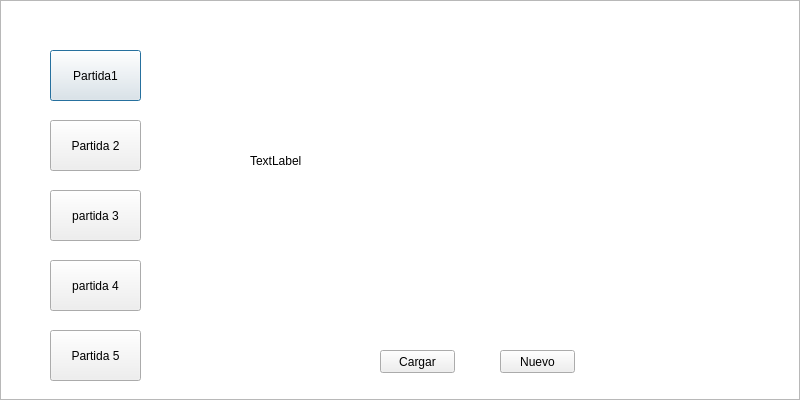
This is inicio.ui in SantiagoTadio/SpaceOdissey2 as Qt 5 draws it before an edit. The edited form follows.
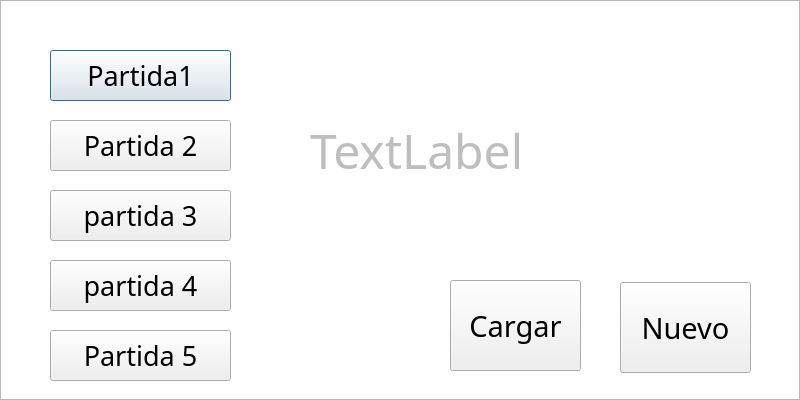
This is the edited form.

The edit to the form file:
```diff
--- a/inicio.ui
+++ b/inicio.ui
@@ -26,12 +26,55 @@
   <widget class="QLabel" name="label">
    <property name="geometry">
     <rect>
-     <x>250</x>
-     <y>90</y>
-     <width>351</width>
-     <height>141</height>
+     <x>310</x>
+     <y>50</y>
+     <width>431</width>
+     <height>201</height>
     </rect>
    </property>
+   <property name="palette">
+    <palette>
+     <active>
+      <colorrole role="WindowText">
+       <brush brushstyle="SolidPattern">
+        <color alpha="255">
+         <red>190</red>
+         <green>190</green>
+         <blue>190</blue>
+        </color>
+       </brush>
+      </colorrole>
+     </active>
+     <inactive>
+      <colorrole role="WindowText">
+       <brush brushstyle="SolidPattern">
+        <color alpha="255">
+         <red>190</red>
+         <green>190</green>
+         <blue>190</blue>
+        </color>
+       </brush>
+      </colorrole>
+     </inactive>
+     <disabled>
+      <colorrole role="WindowText">
+       <brush brushstyle="SolidPattern">
+        <color alpha="255">
+         <red>120</red>
+         <green>120</green>
+         <blue>120</blue>
+        </color>
+       </brush>
+      </colorrole>
+     </disabled>
+    </palette>
+   </property>
+   <property name="font">
+    <font>
+     <family>BankGothic Md BT</family>
+     <pointsize>36</pointsize>
+    </font>
+   </property>
    <property name="text">
     <string>TextLabel</string>
    </property>
@@ -41,10 +84,16 @@
     <rect>
      <x>50</x>
      <y>50</y>
-     <width>91</width>
+     <width>181</width>
      <height>51</height>
     </rect>
    </property>
+   <property name="font">
+    <font>
+     <family>BankGothic Md BT</family>
+     <pointsize>20</pointsize>
+    </font>
+   </property>
    <property name="text">
     <string>Partida1</string>
    </property>
@@ -54,10 +103,16 @@
     <rect>
      <x>50</x>
      <y>120</y>
-     <width>91</width>
+     <width>181</width>
      <height>51</height>
     </rect>
    </property>
+   <property name="font">
+    <font>
+     <family>BankGothic Md BT</family>
+     <pointsize>20</pointsize>
+    </font>
+   </property>
    <property name="text">
     <string>Partida 2</string>
    </property>
@@ -67,10 +122,16 @@
     <rect>
      <x>50</x>
      <y>190</y>
-     <width>91</width>
+     <width>181</width>
      <height>51</height>
     </rect>
    </property>
+   <property name="font">
+    <font>
+     <family>BankGothic Md BT</family>
+     <pointsize>20</pointsize>
+    </font>
+   </property>
    <property name="text">
     <string>partida 3</string>
    </property>
@@ -80,10 +141,16 @@
     <rect>
      <x>50</x>
      <y>260</y>
-     <width>91</width>
+     <width>181</width>
      <height>51</height>
     </rect>
    </property>
+   <property name="font">
+    <font>
+     <family>BankGothic Md BT</family>
+     <pointsize>20</pointsize>
+    </font>
+   </property>
    <property name="text">
     <string>partida 4</string>
    </property>
@@ -93,10 +160,16 @@
     <rect>
      <x>50</x>
      <y>330</y>
-     <width>91</width>
+     <width>181</width>
      <height>51</height>
     </rect>
    </property>
+   <property name="font">
+    <font>
+     <family>BankGothic Md BT</family>
+     <pointsize>20</pointsize>
+    </font>
+   </property>
    <property name="text">
     <string>Partida 5</string>
    </property>
@@ -104,12 +177,18 @@
   <widget class="QPushButton" name="cargar">
    <property name="geometry">
     <rect>
-     <x>380</x>
-     <y>350</y>
-     <width>75</width>
-     <height>23</height>
+     <x>450</x>
+     <y>280</y>
+     <width>131</width>
+     <height>91</height>
     </rect>
    </property>
+   <property name="font">
+    <font>
+     <family>BankGothic Md BT</family>
+     <pointsize>22</pointsize>
+    </font>
+   </property>
    <property name="text">
     <string>Cargar</string>
    </property>
@@ -117,12 +196,18 @@
   <widget class="QPushButton" name="nuevo">
    <property name="geometry">
     <rect>
-     <x>500</x>
-     <y>350</y>
-     <width>75</width>
-     <height>23</height>
+     <x>620</x>
+     <y>282</y>
+     <width>131</width>
+     <height>91</height>
     </rect>
    </property>
+   <property name="font">
+    <font>
+     <family>BankGothic Md BT</family>
+     <pointsize>22</pointsize>
+    </font>
+   </property>
    <property name="text">
     <string>Nuevo</string>
    </property>
```
